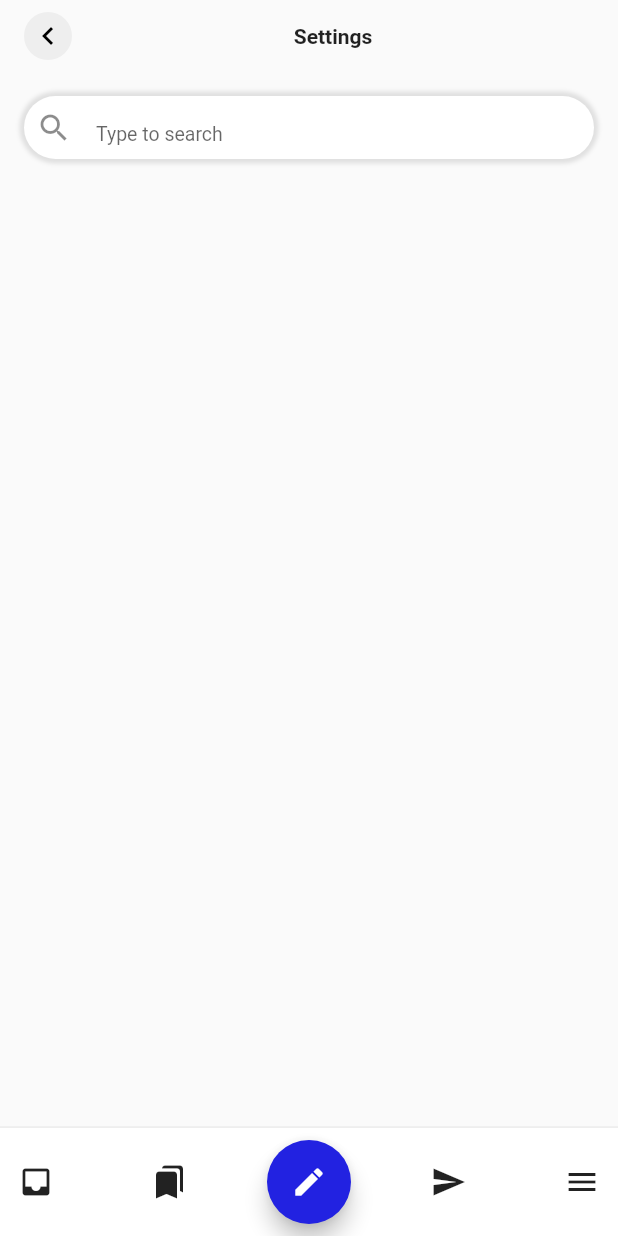
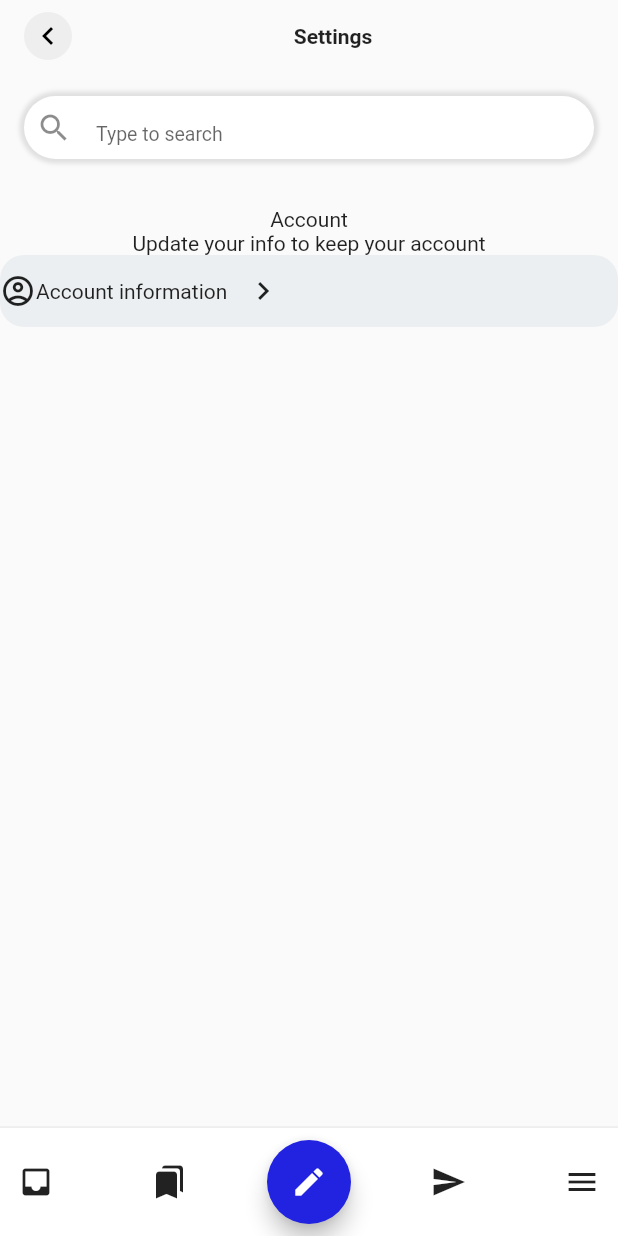
Before and after one commit to JAICHANGPARK/flutter_notebook_17th_story, a Flutter app: the screen it shows after launch, on a phone screen of 412 x 824 dp. Run offline on Flutter 3.47's test engine with Material 2 defaults, Android fonts, the phone set to English and light mode, and no system bars; our stand-ins replace badges, cached_network_image, fl_chart, flutter_riverpod, freezed_annotation, google_fonts and 3 more.

Commit message:
Update account_setting_home_page.dart

```diff
--- a/lib/ep1049_account_settings/src/ui/account_setting_home_page.dart
+++ b/lib/ep1049_account_settings/src/ui/account_setting_home_page.dart
@@ -52,14 +52,30 @@ class AccountSettingHomePage extends StatelessWidget {
                       padding: EdgeInsets.symmetric(horizontal: 8, vertical: 4),
                       child: TextField(
                         decoration: InputDecoration(
-                          border: InputBorder.none,
-                          hintText: "Type to search",
-                          icon: Icon(Icons.search),
-                          hintStyle: TextStyle(
-                            fontSize: 13
-                          )
-                        ),
+                            border: InputBorder.none,
+                            hintText: "Type to search",
+                            icon: Icon(Icons.search),
+                            hintStyle: TextStyle(fontSize: 13)),
                       ),
+                    ),
+                  ),
+                  SizedBox(
+                    height: 32,
+                  ),
+                  Text("Account"),
+                  Text("Update your info to keep your account"),
+                  Container(
+                    decoration: BoxDecoration(color: Colors.blueGrey[50], borderRadius: BorderRadius.circular(16)),
+                    child: Column(
+                      children: [
+                        Row(
+                          children: [
+                            Icon(Icons.account_circle_outlined),
+                            Text("Account information"),
+                            IconButton(onPressed: () {}, icon: Icon(Icons.keyboard_arrow_right))
+                          ],
+                        )
+                      ],
                     ),
                   )
                 ],
```
